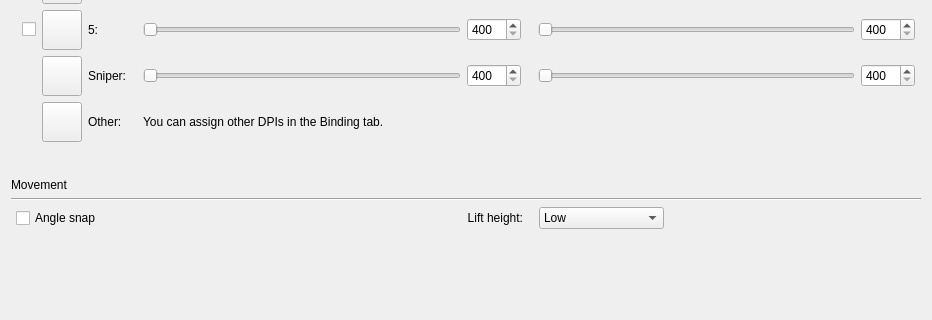
Above: src/ckb/mperfwidget.ui from ckb-next/ckb-next before the change; both pictures show x 0 to 932 and y 316 to 636 of the 932 by 636 pixel window. Below: the same form after it.
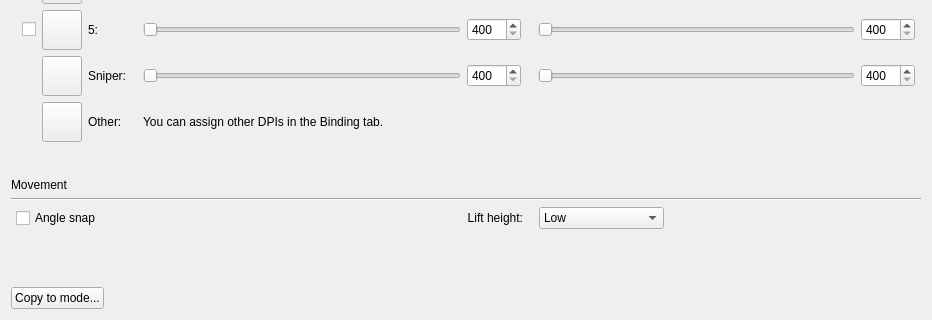
That is the form after the change. Custom widgets are drawn as their Qt base class.

Commit message: (ckb) Added option to copy performance setup to other modes

Patch:
```diff
--- a/src/ckb/mperfwidget.ui
+++ b/src/ckb/mperfwidget.ui
@@ -944,6 +944,30 @@
      </property>
     </spacer>
    </item>
+   <item>
+    <layout class="QHBoxLayout" name="horizontalLayout">
+     <item>
+      <widget class="QPushButton" name="copyButton">
+       <property name="text">
+        <string>Copy to mode...</string>
+       </property>
+      </widget>
+     </item>
+     <item>
+      <spacer name="horizontalSpacer_6">
+       <property name="orientation">
+        <enum>Qt::Horizontal</enum>
+       </property>
+       <property name="sizeHint" stdset="0">
+        <size>
+         <width>40</width>
+         <height>20</height>
+        </size>
+       </property>
+      </spacer>
+     </item>
+    </layout>
+   </item>
   </layout>
  </widget>
  <customwidgets>
```
The commit also changes 5 other files.
